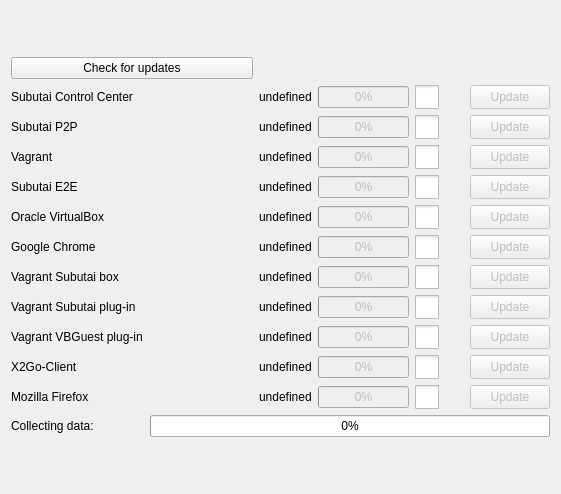
This is hub/forms/DlgAbout.ui in subutai-io/control-center as Qt 5 draws it before an edit. The edited form follows.
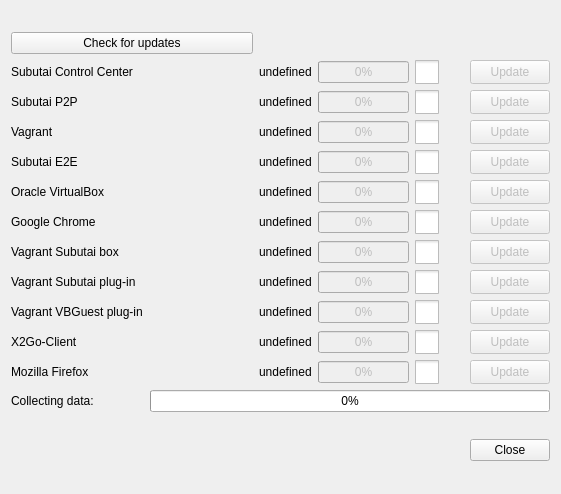
This is the edited form. Icons and pictures are not drawn.

Commit message: added close btn

Diff of the .ui file:
```diff
--- a/hub/forms/DlgAbout.ui
+++ b/hub/forms/DlgAbout.ui
@@ -1225,6 +1225,22 @@
      </item>
     </layout>
    </item>
+   <item alignment="Qt::AlignRight">
+    <widget class="QPushButton" name="btn_close">
+     <property name="sizePolicy">
+      <sizepolicy hsizetype="Fixed" vsizetype="Fixed">
+       <horstretch>0</horstretch>
+       <verstretch>0</verstretch>
+      </sizepolicy>
+     </property>
+     <property name="layoutDirection">
+      <enum>Qt::LeftToRight</enum>
+     </property>
+     <property name="text">
+      <string>Close</string>
+     </property>
+    </widget>
+   </item>
   </layout>
  </widget>
  <resources>
```
Left out of the diff: 22 changed lines with no effect on the pictures. The commit also changes 2 other files.
